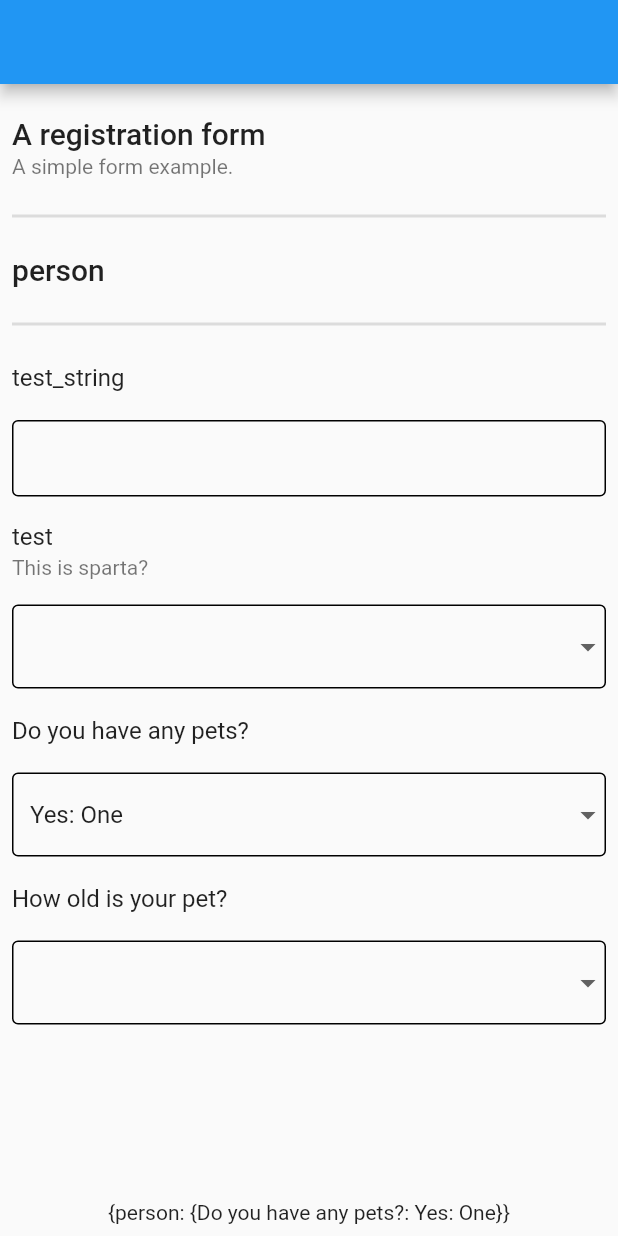
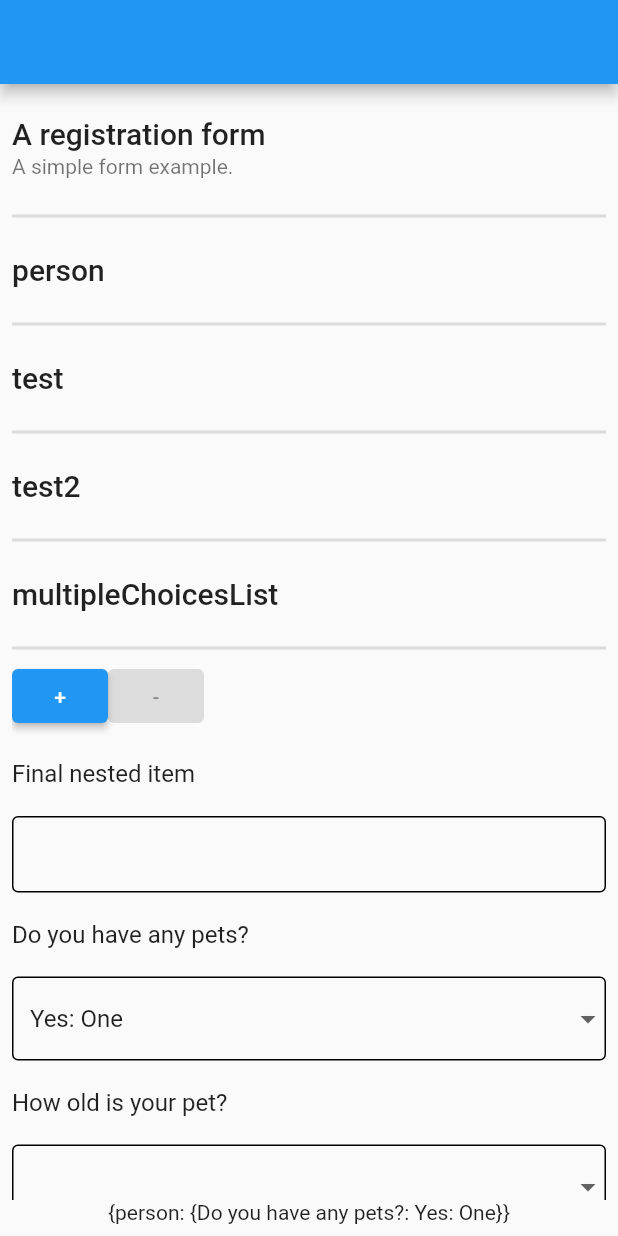
Before and after one commit to aTNa-Lab/atna_json_schema_form, a Flutter app: the screen it shows after launch, on a phone screen of 412 x 824 dp. Run offline on Flutter 3.47's test engine with Material 2 defaults, Android fonts, the phone set to English and light mode, and no system bars; our stand-ins replace bloc, equatable, flutter_bloc.

Commit message:
Fix error when updating field in nested formData.

```diff
--- a/lib/main.dart
+++ b/lib/main.dart
@@ -46,21 +46,41 @@ class _HomePageState extends State<HomePage> {
           "title": "Person",
           "type": "object",
           "properties": {
-            "test_string": {
-              "type": "string",
+            "test": {
+              "type": "object",
+              "properties": {
+                "test2": {
+                  "type": "object",
+                  "properties": {
+                    "multipleChoicesList": {
+                      "type": "array",
+                      "title": "A multiple choices list",
+                      "items": {
+                        "type": "string",
+                        "enum": [
+                          "foo",
+                          "bar",
+                          "fuzz",
+                          "qux"
+                        ]
+                      },
+                      "uniqueItems": true
+                    },
+                    "testFinal": {
+                      "type": "string",
+                      "title": "Final nested item"
+                    }
+                  }
+                }
+              }
             },
-            "test": {
-              "type": "boolean",
-              "description": "This is sparta?"
-            },
+            // "test_string": {
+            //   "type": "string",
+            // },
+            // "test": {"type": "boolean", "description": "This is sparta?"},
             "Do you have any pets?": {
               "type": "string",
-              "enum": [
-                "No",
-                "Yes: One",
-                "Yes: Two",
-                "Yes: More than one"
-              ],
+              "enum": ["No", "Yes: One", "Yes: Two", "Yes: More than one"],
               "default": "No"
             }
           },
@@ -110,13 +130,17 @@ class _HomePageState extends State<HomePage> {
     ui = {
       "person": {
         "test": {"ui:widget": "select"},
-        "How old is your pet?": {"ui:widget": "select"}
+        // "How old is your pet?": {"ui:widget": "select"}
       },
     };
     // _formData = {'firstName2': 'test', 'firstName': 'atai', 'test-section': {'test1': 'section'}, 'fixedItemsList': [null, 'array']};
     _formData = {
       "person": {"Do you have any pets?": "Yes: One"}
     };
+
+    // final newData  = updateDeeply(['person', 'How old is your pet?'], _formData, (prevValue) => 1);
+    // print('after ${newData.runtimeType}');
+    // _formData = Map.from(newData);
     // _formData = {};
     super.initState();
   }
--- a/packages/flutter_json_schema_form/lib/src/bloc/form_bloc.dart
+++ b/packages/flutter_json_schema_form/lib/src/bloc/form_bloc.dart
@@ -6,7 +6,6 @@ import '../../flutter_json_schema_form.dart';
 import '../models/models.dart';
 
 part 'form_event.dart';
-
 part 'form_state.dart';
 
 class FormBloc extends Bloc<FormEvent, FormState> {
@@ -24,13 +23,14 @@ class FormBloc extends Bloc<FormEvent, FormState> {
     final value = event.value;
     final path = event.path;
     print(path.stringPath);
-    final formData = updateFormDataByPath(state.formData, value, path);
+    final formData = Map<String, dynamic>.from(
+      updateDeeply(path.path, state.formData, (prevValue) => value),
+    );
     emit(FormModified(formData));
     if (onChangeCallback != null) {
       onChangeCallback!(formData);
     }
   }
 
-
   void _onSubmitFormEvent(SubmitFormEvent event, Emitter<FormState> emit) {}
 }
--- a/packages/flutter_json_schema_form/lib/src/helpers/form_data_helper.dart
+++ b/packages/flutter_json_schema_form/lib/src/helpers/form_data_helper.dart
@@ -6,7 +6,7 @@ Map<String, dynamic> updateFormDataByPath(
   dynamic value,
   PathModel path,
 ) {
-  dynamic data = {...formData};
+  final data = Map.of(formData);
   final pathItems = path.path;
   dynamic dataPointer = data;
   for (final field in pathItems) {
@@ -34,6 +34,54 @@ Map<String, dynamic> updateFormDataByPath(
         }
       }
     }
+    if (dataPointer is Map) {
+      dataPointer = dataPointer[field.id];
+    }
+  }
+  return data;
+}
+
+// Original creator: marioreggiori (2022) Deeply (Version 1.2.0) [https://github.com/marioreggiori/deeply.dart].
+dynamic updateDeeply(
+  List<PathItem> keyPath,
+  dynamic data,
+  Function updater, [
+  dynamic notSetValue,
+  int i = 0,
+  FieldType? parentType,
+]) {
+  if (i == keyPath.length) {
+    return updater(data ?? notSetValue);
+  }
+
+  final field = keyPath[i];
+
+  if (data == null) {
+    if (parentType == FieldType.object) {
+      data = {};
+    }
+    if (parentType == FieldType.array) {
+      data = [];
+    }
+  }
+
+  if (data is List) {
+    try {
+      var index = int.parse(field.id);
+      data[index] = (updater(data));
+    } on RangeError {
+      data.add(updater(data));
+    }
+  } else {
+    data = Map<dynamic, dynamic>.from(data);
+    data[field.id] = updateDeeply(
+      keyPath,
+      data[field.id],
+      updater,
+      notSetValue,
+      ++i,
+      field.fieldType,
+    );
   }
   return data;
 }
```
